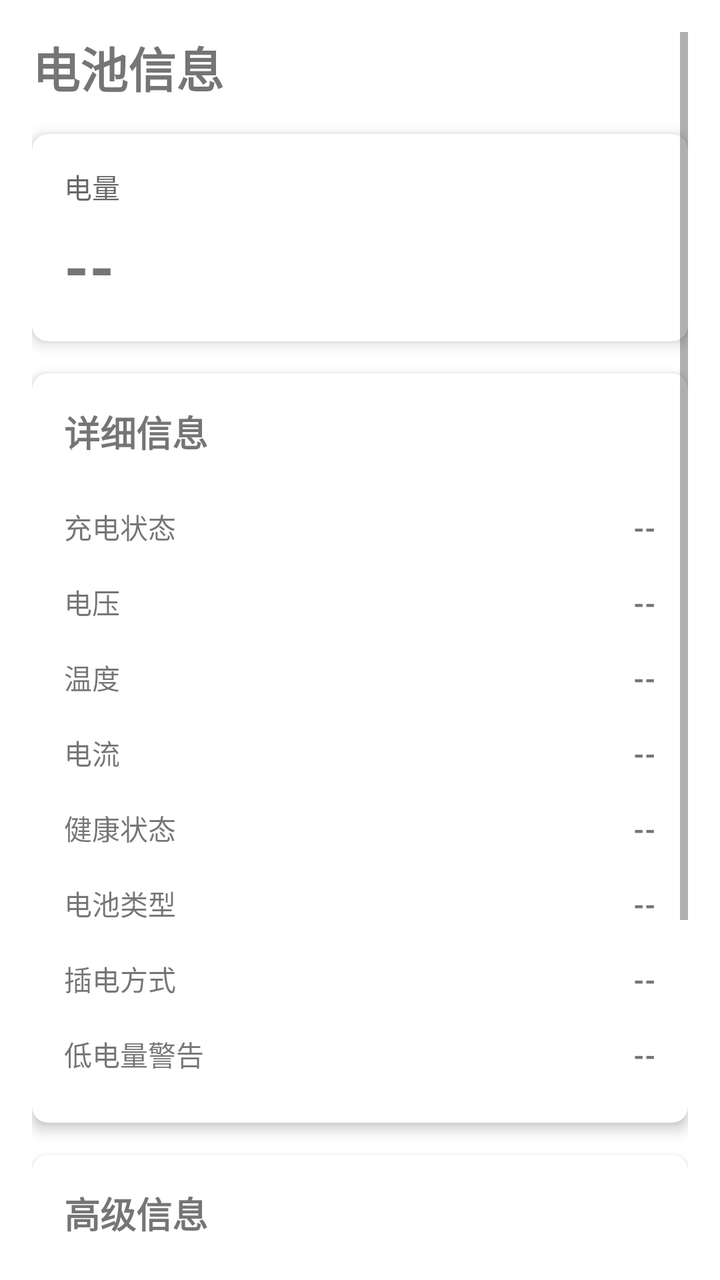
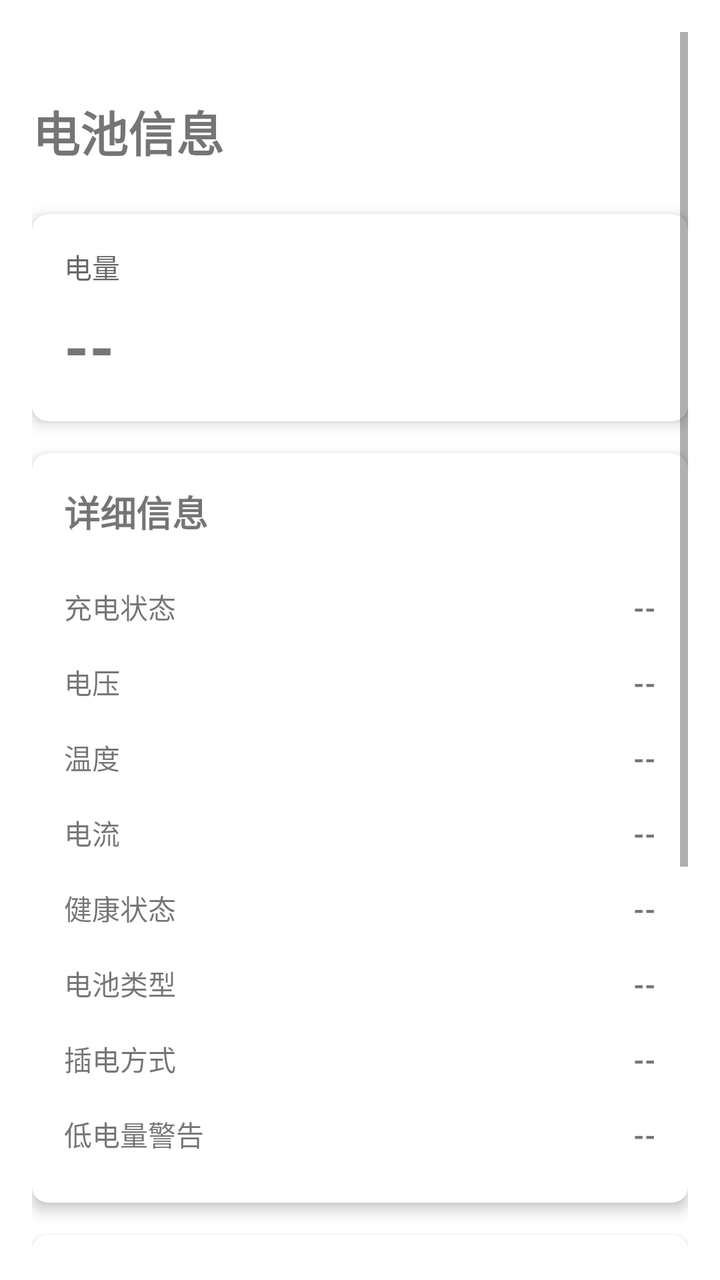

An Android layout rendered at two revisions. The XML below is the earlier revision; the diff shows what the commit changed to produce the second picture.
<!-- AndroidManifest.xml: application theme Theme.BatteryAssistant -->
<!-- res/layout/fragment_battery_info.xml -->
<?xml version="1.0" encoding="utf-8"?>
<ScrollView xmlns:android="http://schemas.android.com/apk/res/android"
    xmlns:app="http://schemas.android.com/apk/res-auto"
    android:layout_width="match_parent"
    android:layout_height="match_parent"
    android:padding="16dp">

    <LinearLayout
        android:layout_width="match_parent"
        android:layout_height="wrap_content"
        android:orientation="vertical">

        
        <TextView
            android:layout_width="match_parent"
            android:layout_height="wrap_content"
            android:text="电池信息"
            android:textSize="24sp"
            android:textStyle="bold"
            android:paddingBottom="16dp" />

        
        <com.google.android.material.card.MaterialCardView
            android:layout_width="match_parent"
            android:layout_height="wrap_content"
            android:layout_marginBottom="16dp"
            app:cardCornerRadius="8dp"
            app:cardElevation="4dp">

            <LinearLayout
                android:layout_width="match_parent"
                android:layout_height="wrap_content"
                android:orientation="vertical"
                android:padding="16dp">

                <TextView
                    android:layout_width="match_parent"
                    android:layout_height="wrap_content"
                    android:text="电量"
                    android:textSize="14sp"
                    android:textColor="?attr/colorOnSurface"
                    android:alpha="0.6" />

                <TextView
                    android:id="@+id/tv_level"
                    android:layout_width="match_parent"
                    android:layout_height="wrap_content"
                    android:text="--"
                    android:textSize="32sp"
                    android:textStyle="bold"
                    android:paddingTop="8dp" />
            </LinearLayout>
        </com.google.android.material.card.MaterialCardView>

        
        <com.google.android.material.card.MaterialCardView
            android:layout_width="match_parent"
            android:layout_height="wrap_content"
            app:cardCornerRadius="8dp"
            app:cardElevation="4dp">

            <LinearLayout
                android:layout_width="match_parent"
                android:layout_height="wrap_content"
                android:orientation="vertical"
                android:padding="16dp">

                <TextView
                    android:layout_width="match_parent"
                    android:layout_height="wrap_content"
                    android:text="详细信息"
                    android:textSize="18sp"
                    android:textStyle="bold"
                    android:paddingBottom="16dp" />

                
                <LinearLayout
                    android:layout_width="match_parent"
                    android:layout_height="wrap_content"
                    android:orientation="horizontal"
                    android:paddingVertical="8dp">

                    <TextView
                        android:layout_width="0dp"
                        android:layout_height="wrap_content"
                        android:layout_weight="1"
                        android:text="充电状态"
                        android:textSize="14sp" />

                    <TextView
                        android:id="@+id/tv_status"
                        android:layout_width="wrap_content"
                        android:layout_height="wrap_content"
                        android:text="--"
                        android:textSize="14sp"
                        android:textStyle="bold" />
                </LinearLayout>

                <View
                    android:layout_width="match_parent"
                    android:layout_height="1dp"
                    android:background="?attr/colorControlNormal"
                    android:alpha="0.12" />

                
                <LinearLayout
                    android:layout_width="match_parent"
                    android:layout_height="wrap_content"
                    android:orientation="horizontal"
                    android:paddingVertical="8dp">

                    <TextView
                        android:layout_width="0dp"
                        android:layout_height="wrap_content"
                        android:layout_weight="1"
                        android:text="电压"
                        android:textSize="14sp" />

                    <TextView
                        android:id="@+id/tv_voltage"
                        android:layout_width="wrap_content"
                        android:layout_height="wrap_content"
                        android:text="--"
                        android:textSize="14sp"
                        android:textStyle="bold" />
                </LinearLayout>

                <View
                    android:layout_width="match_parent"
                    android:layout_height="1dp"
                    android:background="?attr/colorControlNormal"
                    android:alpha="0.12" />

                
                <LinearLayout
                    android:layout_width="match_parent"
                    android:layout_height="wrap_content"
                    android:orientation="horizontal"
                    android:paddingVertical="8dp">

                    <TextView
                        android:layout_width="0dp"
                        android:layout_height="wrap_content"
                        android:layout_weight="1"
                        android:text="温度"
                        android:textSize="14sp" />

                    <TextView
                        android:id="@+id/tv_temperature"
                        android:layout_width="wrap_content"
                        android:layout_height="wrap_content"
                        android:text="--"
                        android:textSize="14sp"
                        android:textStyle="bold" />
                </LinearLayout>

                <View
                    android:layout_width="match_parent"
                    android:layout_height="1dp"
                    android:background="?attr/colorControlNormal"
                    android:alpha="0.12" />

                
                <LinearLayout
                    android:layout_width="match_parent"
                    android:layout_height="wrap_content"
                    android:orientation="horizontal"
                    android:paddingVertical="8dp">

                    <TextView
                        android:layout_width="0dp"
                        android:layout_height="wrap_content"
                        android:layout_weight="1"
                        android:text="电流"
                        android:textSize="14sp" />

                    <TextView
                        android:id="@+id/tv_current"
                        android:layout_width="wrap_content"
                        android:layout_height="wrap_content"
                        android:text="--"
                        android:textSize="14sp"
                        android:textStyle="bold" />
                </LinearLayout>

                <View
                    android:layout_width="match_parent"
                    android:layout_height="1dp"
                    android:background="?attr/colorControlNormal"
                    android:alpha="0.12" />

                
                <LinearLayout
                    android:layout_width="match_parent"
                    android:layout_height="wrap_content"
                    android:orientation="horizontal"
                    android:paddingVertical="8dp">

                    <TextView
                        android:layout_width="0dp"
                        android:layout_height="wrap_content"
                        android:layout_weight="1"
                        android:text="健康状态"
                        android:textSize="14sp" />

                    <TextView
                        android:id="@+id/tv_health"
                        android:layout_width="wrap_content"
                        android:layout_height="wrap_content"
                        android:text="--"
                        android:textSize="14sp"
                        android:textStyle="bold" />
                </LinearLayout>

                <View
                    android:layout_width="match_parent"
                    android:layout_height="1dp"
                    android:background="?attr/colorControlNormal"
                    android:alpha="0.12" />

                
                <LinearLayout
                    android:layout_width="match_parent"
                    android:layout_height="wrap_content"
                    android:orientation="horizontal"
                    android:paddingVertical="8dp">

                    <TextView
                        android:layout_width="0dp"
                        android:layout_height="wrap_content"
                        android:layout_weight="1"
                        android:text="电池类型"
                        android:textSize="14sp" />

                    <TextView
                        android:id="@+id/tv_technology"
                        android:layout_width="wrap_content"
                        android:layout_height="wrap_content"
                        android:text="--"
                        android:textSize="14sp"
                        android:textStyle="bold" />
                </LinearLayout>

                <View
                    android:layout_width="match_parent"
                    android:layout_height="1dp"
                    android:background="?attr/colorControlNormal"
                    android:alpha="0.12" />

                
                <LinearLayout
                    android:layout_width="match_parent"
                    android:layout_height="wrap_content"
                    android:orientation="horizontal"
                    android:paddingVertical="8dp">

                    <TextView
                        android:layout_width="0dp"
                        android:layout_height="wrap_content"
                        android:layout_weight="1"
                        android:text="插电方式"
                        android:textSize="14sp" />

                    <TextView
                        android:id="@+id/tv_plugged"
                        android:layout_width="wrap_content"
                        android:layout_height="wrap_content"
                        android:text="--"
                        android:textSize="14sp"
                        android:textStyle="bold" />
                </LinearLayout>

                <View
                    android:layout_width="match_parent"
                    android:layout_height="1dp"
                    android:background="?attr/colorControlNormal"
                    android:alpha="0.12" />

                
                <LinearLayout
                    android:layout_width="match_parent"
                    android:layout_height="wrap_content"
                    android:orientation="horizontal"
                    android:paddingVertical="8dp">

                    <TextView
                        android:layout_width="0dp"
                        android:layout_height="wrap_content"
                        android:layout_weight="1"
                        android:text="低电量警告"
                        android:textSize="14sp" />

                    <TextView
                        android:id="@+id/tv_low"
                        android:layout_width="wrap_content"
                        android:layout_height="wrap_content"
                        android:text="--"
                        android:textSize="14sp"
                        android:textStyle="bold" />
                </LinearLayout>
            </LinearLayout>
        </com.google.android.material.card.MaterialCardView>

        
        <com.google.android.material.card.MaterialCardView
            android:layout_width="match_parent"
            android:layout_height="wrap_content"
            android:layout_marginTop="16dp"
            app:cardCornerRadius="8dp"
            app:cardElevation="4dp">

            <LinearLayout
                android:layout_width="match_parent"
                android:layout_height="wrap_content"
                android:orientation="vertical"
                android:padding="16dp">

                <TextView
                    android:layout_width="match_parent"
                    android:layout_height="wrap_content"
                    android:text="高级信息"
                    android:textSize="18sp"
                    android:textStyle="bold"
                    android:paddingBottom="16dp" />

                
                <LinearLayout
                    android:layout_width="match_parent"
                    android:layout_height="wrap_content"
                    android:orientation="horizontal"
                    android:paddingVertical="8dp">

                    <TextView
                        android:layout_width="0dp"
                        android:layout_height="wrap_content"
                        android:layout_weight="1"
                        android:text="平均电流"
                        android:textSize="14sp" />

                    <TextView
                        android:id="@+id/tv_current_average"
                        android:layout_width="wrap_content"
                        android:layout_height="wrap_content"
                        android:text="--"
                        android:textSize="14sp"
                        android:textStyle="bold" />
                </LinearLayout>

                <View
                    android:layout_width="match_parent"
                    android:layout_height="1dp"
                    android:background="?attr/colorControlNormal"
                    android:alpha="0.12" />

                
                <LinearLayout
                    android:layout_width="match_parent"
                    android:layout_height="wrap_content"
                    android:orientation="horizontal"
                    android:paddingVertical="8dp">

                    <TextView
                        android:layout_width="0dp"
                        android:layout_height="wrap_content"
                        android:layout_weight="1"
                        android:text="剩余充电时间"
                        android:textSize="14sp" />

                    <TextView
                        android:id="@+id/tv_charge_time"
                        android:layout_width="wrap_content"
                        android:layout_height="wrap_content"
                        android:text="--"
                        android:textSize="14sp"
                        android:textStyle="bold" />
                </LinearLayout>

                <View
                    android:layout_width="match_parent"
                    android:layout_height="1dp"
                    android:background="?attr/colorControlNormal"
                    android:alpha="0.12" />

                
                <LinearLayout
                    android:layout_width="match_parent"
                    android:layout_height="wrap_content"
                    android:orientation="horizontal"
                    android:paddingVertical="8dp">

                    <TextView
                        android:layout_width="0dp"
                        android:layout_height="wrap_content"
                        android:layout_weight="1"
                        android:text="充电计数器"
                        android:textSize="14sp" />

                    <TextView
                        android:id="@+id/tv_charge_counter"
                        android:layout_width="wrap_content"
                        android:layout_height="wrap_content"
                        android:text="--"
                        android:textSize="14sp"
                        android:textStyle="bold" />
                </LinearLayout>

                <View
                    android:layout_width="match_parent"
                    android:layout_height="1dp"
                    android:background="?attr/colorControlNormal"
                    android:alpha="0.12" />

                
                <LinearLayout
                    android:layout_width="match_parent"
                    android:layout_height="wrap_content"
                    android:orientation="horizontal"
                    android:paddingVertical="8dp">

                    <TextView
                        android:layout_width="0dp"
                        android:layout_height="wrap_content"
                        android:layout_weight="1"
                        android:text="剩余能量"
                        android:textSize="14sp" />

                    <TextView
                        android:id="@+id/tv_energy_counter"
                        android:layout_width="wrap_content"
                        android:layout_height="wrap_content"
                        android:text="--"
                        android:textSize="14sp"
                        android:textStyle="bold" />
                </LinearLayout>

                <View
                    android:layout_width="match_parent"
                    android:layout_height="1dp"
                    android:background="?attr/colorControlNormal"
                    android:alpha="0.12" />

                
                <LinearLayout
                    android:layout_width="match_parent"
                    android:layout_height="wrap_content"
                    android:orientation="horizontal"
                    android:paddingVertical="8dp">

                    <TextView
                        android:layout_width="0dp"
                        android:layout_height="wrap_content"
                        android:layout_weight="1"
                        android:text="循环次数"
                        android:textSize="14sp" />

                    <TextView
                        android:id="@+id/tv_cycle_count"
                        android:layout_width="wrap_content"
                        android:layout_height="wrap_content"
                        android:text="--"
                        android:textSize="14sp"
                        android:textStyle="bold" />
                </LinearLayout>

                <View
                    android:layout_width="match_parent"
                    android:layout_height="1dp"
                    android:background="?attr/colorControlNormal"
                    android:alpha="0.12" />

                
                <LinearLayout
                    android:layout_width="match_parent"
                    android:layout_height="wrap_content"
                    android:orientation="horizontal"
                    android:paddingVertical="8dp">

                    <TextView
                        android:layout_width="0dp"
                        android:layout_height="wrap_content"
                        android:layout_weight="1"
                        android:text="容量级别"
                        android:textSize="14sp" />

                    <TextView
                        android:id="@+id/tv_capacity_level"
                        android:layout_width="wrap_content"
                        android:layout_height="wrap_content"
                        android:text="--"
                        android:textSize="14sp"
                        android:textStyle="bold" />
                </LinearLayout>
            </LinearLayout>
        </com.google.android.material.card.MaterialCardView>
    </LinearLayout>
</ScrollView>
<!-- resources referenced by this layout -->
<resources>
  <style name="Theme.BatteryAssistant" parent="Theme.MaterialComponents.DayNight.DarkActionBar">
          
          <item name="colorPrimary">@color/purple_500</item>
          <item name="colorPrimaryVariant">@color/purple_700</item>
          <item name="colorOnPrimary">@color/white</item>
          
          <item name="colorSecondary">@color/teal_200</item>
          <item name="colorSecondaryVariant">@color/teal_700</item>
          <item name="colorOnSecondary">@color/black</item>
          
          <item name="android:statusBarColor">?attr/colorPrimaryVariant</item>
          
      </style>
  <color name="purple_500">#FF6200EE</color>
  <color name="purple_700">#FF3700B3</color>
  <color name="white">#FFFFFFFF</color>
  <color name="teal_200">#FF03DAC5</color>
  <color name="teal_700">#FF018786</color>
  <color name="black">#FF000000</color>
</resources>

<!-- the commit's change to res/layout/fragment_battery_info.xml (unified diff, before → after) -->
@@ -1,14 +1,18 @@
 <?xml version="1.0" encoding="utf-8"?>
 <ScrollView xmlns:android="http://schemas.android.com/apk/res/android"
     xmlns:app="http://schemas.android.com/apk/res-auto"
+    android:id="@+id/scroll_view"
     android:layout_width="match_parent"
     android:layout_height="match_parent"
-    android:padding="16dp">
+    android:padding="16dp"
+    android:paddingTop="0dp"
+    android:fitsSystemWindows="false">
 
     <LinearLayout
         android:layout_width="match_parent"
         android:layout_height="wrap_content"
-        android:orientation="vertical">
+        android:orientation="vertical"
+        android:paddingTop="16dp">
 
         
         <TextView
@@ -17,7 +21,8 @@
             android:text="电池信息"
             android:textSize="24sp"
             android:textStyle="bold"
-            android:paddingBottom="16dp" />
+            android:paddingTop="16dp"
+            android:paddingBottom="24dp" />
 
         
         <com.google.android.material.card.MaterialCardView
@@ -306,6 +311,7 @@
             android:layout_width="match_parent"
             android:layout_height="wrap_content"
             android:layout_marginTop="16dp"
+            android:layout_marginBottom="16dp"
             app:cardCornerRadius="8dp"
             app:cardElevation="4dp">
 
